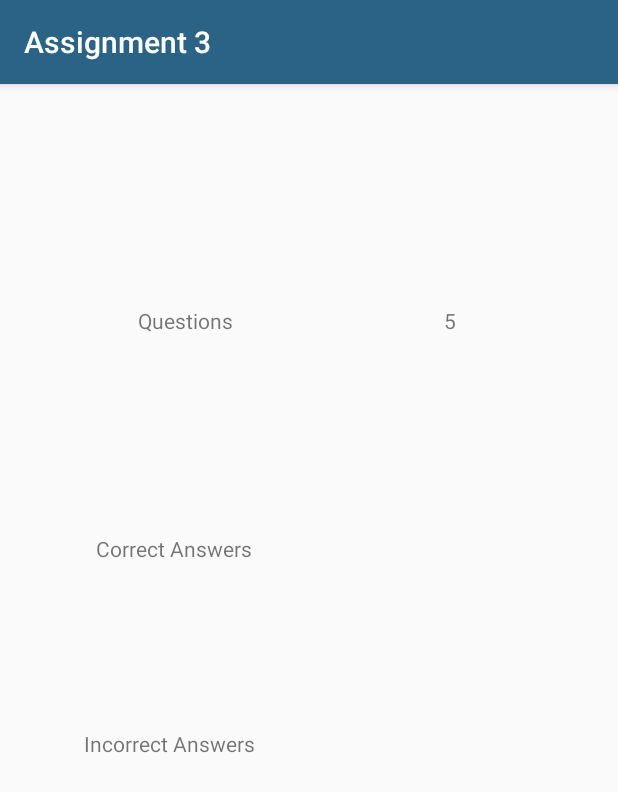
After one commit to cshields236/QuizApp, an Android app: the ResultActivity screen opened directly, with no data from a screen before it, on a phone screen of 412 x 824 dp. The commit adds this screen. Shown: the top 792 px of the screen. Run offline under Robolectric (Android 15) with nearby library versions, the phone set to English and light mode, and no system bars.

Commit message:
added result screen

```diff
--- /dev/null
+++ b/app/src/main/java/com/example/assignment3/ResultActivity.java
@@ -0,0 +1,26 @@
+package com.example.assignment3;
+
+import androidx.appcompat.app.AppCompatActivity;
+
+import android.content.Intent;
+import android.os.Bundle;
+import android.widget.TextView;
+
+public class ResultActivity extends AppCompatActivity {
+TextView correctA, incorrectA;
+    @Override
+    protected void onCreate(Bundle savedInstanceState) {
+        super.onCreate(savedInstanceState);
+        setContentView(R.layout.activity_result);
+
+        correctA = findViewById(R.id.correctAns);
+        incorrectA = findViewById(R.id.correctAns);
+        Intent intent= getIntent();
+        String correct = intent.getStringExtra("correct");
+        String incorrect = intent.getStringExtra("incorrect");
+        correctA.setText(correct);
+        incorrectA.setText(incorrect);
+
+
+    }
+}
--- /dev/null
+++ b/app/src/main/res/layout/activity_result.xml
@@ -0,0 +1,66 @@
+<?xml version="1.0" encoding="utf-8"?>
+<androidx.constraintlayout.widget.ConstraintLayout xmlns:android="http://schemas.android.com/apk/res/android"
+    xmlns:app="http://schemas.android.com/apk/res-auto"
+    xmlns:tools="http://schemas.android.com/tools"
+    android:layout_width="match_parent"
+    android:layout_height="match_parent"
+    tools:context=".ResultActivity">
+
+    <TextView
+        android:id="@+id/textView"
+        android:layout_width="wrap_content"
+        android:layout_height="wrap_content"
+        android:layout_marginStart="92dp"
+        android:layout_marginTop="148dp"
+        android:text="Questions"
+        app:layout_constraintStart_toStartOf="parent"
+        app:layout_constraintTop_toTopOf="parent" />
+
+    <TextView
+        android:id="@+id/textView2"
+        android:layout_width="wrap_content"
+        android:layout_height="wrap_content"
+        android:layout_marginTop="148dp"
+        android:layout_marginEnd="108dp"
+        android:text="5"
+        app:layout_constraintEnd_toEndOf="parent"
+        app:layout_constraintTop_toTopOf="parent" />
+
+    <TextView
+        android:id="@+id/textView3"
+        android:layout_width="wrap_content"
+        android:layout_height="wrap_content"
+        android:layout_marginStart="64dp"
+        android:layout_marginTop="300dp"
+        android:text="Correct Answers"
+        app:layout_constraintStart_toStartOf="parent"
+        app:layout_constraintTop_toTopOf="parent" />
+
+    <TextView
+        android:id="@+id/correctAns"
+        android:layout_width="wrap_content"
+        android:layout_height="wrap_content"
+        android:layout_marginTop="300dp"
+        android:layout_marginEnd="108dp"
+        app:layout_constraintEnd_toEndOf="parent"
+        app:layout_constraintTop_toTopOf="parent" />
+
+    <TextView
+        android:id="@+id/textView5"
+        android:layout_width="wrap_content"
+        android:layout_height="wrap_content"
+        android:layout_marginStart="56dp"
+        android:layout_marginTop="430dp"
+        android:text="Incorrect Answers"
+        app:layout_constraintStart_toStartOf="parent"
+        app:layout_constraintTop_toTopOf="parent" />
+
+    <TextView
+        android:id="@+id/incAns"
+        android:layout_width="wrap_content"
+        android:layout_height="wrap_content"
+        android:layout_marginTop="430dp"
+        android:layout_marginEnd="108dp"
+        app:layout_constraintEnd_toEndOf="parent"
+        app:layout_constraintTop_toTopOf="parent" />
+</androidx.constraintlayout.widget.ConstraintLayout>
--- a/app/src/main/res/values/colors.xml
+++ b/app/src/main/res/values/colors.xml
@@ -1,6 +1,6 @@
 <?xml version="1.0" encoding="utf-8"?>
 <resources>
-    <color name="colorPrimary">#008577</color>
-    <color name="colorPrimaryDark">#00574B</color>
+    <color name="colorPrimary">#2B6386</color>
+    <color name="colorPrimaryDark">#305185</color>
     <color name="colorAccent">#D81B60</color>
 </resources>
```
Also changed, not shown: app/src/main/AndroidManifest.xml (+4 -3 lines), app/src/main/java/com/example/assignment3/MainActivity.java (+34 -24 lines), app/src/main/res/layout/activity_main.xml (+13 -13 lines).
